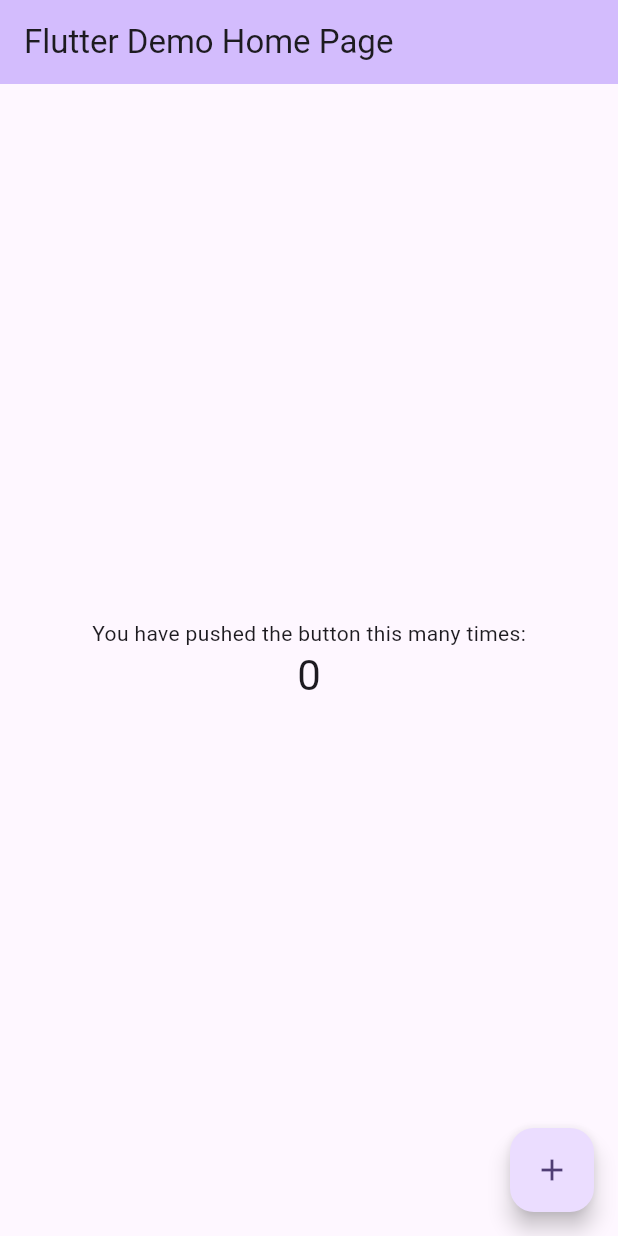
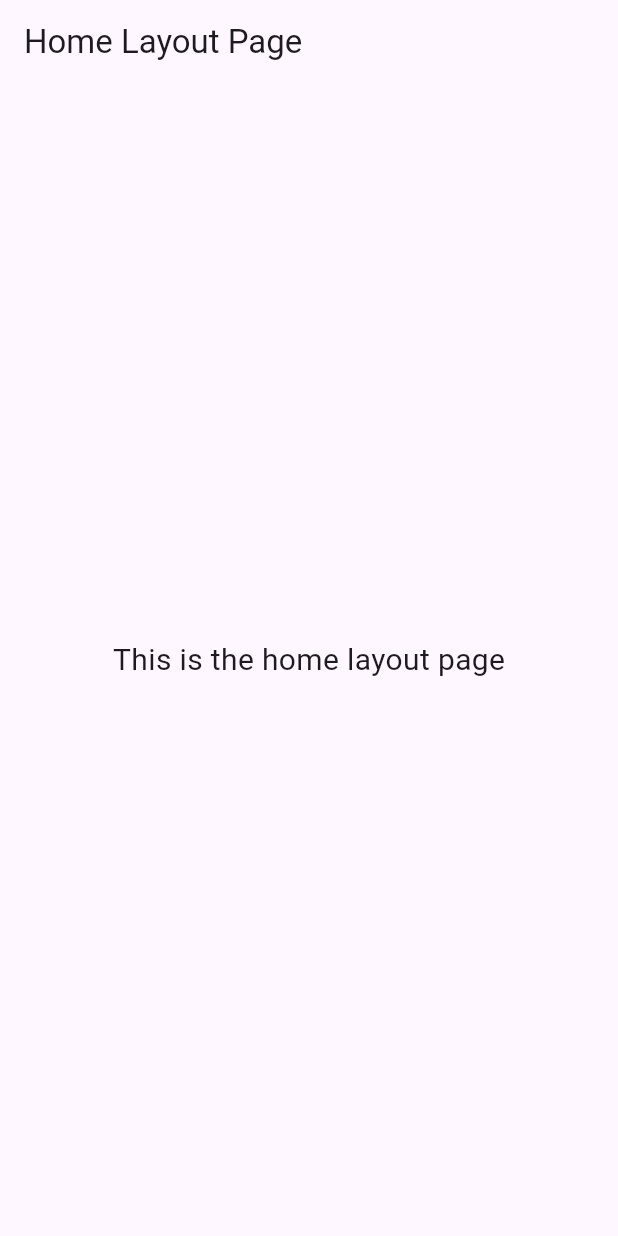
Before and after one commit to Universityprojects1/swe_medical, a Flutter app: the screen it shows after launch, on a phone screen of 412 x 824 dp. Run offline on Flutter 3.47's test engine with Material 3 defaults, Android fonts, the phone set to English and light mode, and no system bars; our stand-ins replace dio, dropdown_button2, firebase_core, flutter_bloc, flutter_easyloading, flutter_secure_storage and 5 more; accounts and stored records are empty.

Commit message:
- add some color - add all assets for navBar - refactor main and make the routs to go_router - add home_layout Page

```diff
--- a/lib/config/routes/routes.dart
+++ b/lib/config/routes/routes.dart
@@ -1,19 +1,14 @@
-
 import 'package:flutter_bloc/flutter_bloc.dart';
 import 'package:go_router/go_router.dart';
-
-
-
-
+import 'package:swe_medical/features/home_layout_feature/presentation/pages/home_layout_page.dart';
 
 class AppRoute {
-  static const login = '/login';
+  static const homeLayout = '/';
   static final router = GoRouter(
     routes: [
-      // GoRoute(
-      //   path: login,
-      //   builder: (context, state) => const LoginPage(), // هنا يتم تعريف صفحة تسجيل الدخول
-      // ),
+      GoRoute(
+          path: homeLayout,
+          builder: (context, state) => const HomeLayoutPage()),
     ],
   );
 }
--- a/lib/core/utils/app_color.dart
+++ b/lib/core/utils/app_color.dart
@@ -2,7 +2,10 @@
 import 'package:flutter/material.dart';
 
 abstract class AppColor{
-  static const Color authColor= Color(0xff4718AD);
-  static const Color authColorButton= Color(0xff8658E8);
+  static const Color primaryColor= Color(0xff1fd4d8);
+  static const Color whiteColor= Color(0xffffffff);
+  static const Color blackColor= Color(0xff000000);
+  static const Color NavBarColor= Color(0xffe9f6fe);
+
 
 }
--- /dev/null
+++ b/lib/features/home_layout_feature/presentation/pages/home_layout_page.dart
@@ -0,0 +1,20 @@
+import 'package:flutter/material.dart';
+
+class HomeLayoutPage extends StatelessWidget {
+  const HomeLayoutPage({super.key});
+
+  @override
+  Widget build(BuildContext context) {
+    return Scaffold(
+      appBar: AppBar(
+        title: const Text('Home Layout Page'),
+      ),
+      body: const Center(
+        child: Text(
+          'This is the home layout page',
+          style: TextStyle(fontSize: 20),
+        ),
+      ),
+    );
+  }
+}
--- a/lib/main.dart
+++ b/lib/main.dart
@@ -1,5 +1,6 @@
 import 'package:firebase_core/firebase_core.dart';
 import 'package:flutter/material.dart';
+import 'package:swe_medical/config/routes/routes.dart';
 
 import 'core/di/service_locator.dart';
 import 'firebase_options.dart';
@@ -19,116 +20,14 @@ class MyApp extends StatelessWidget {
   // This widget is the root of your application.
   @override
   Widget build(BuildContext context) {
-    return MaterialApp(
+    return MaterialApp.router(
       title: 'Flutter Demo',
+       debugShowCheckedModeBanner: false,
       theme: ThemeData(
-        // This is the theme of your application.
-        //
-        // TRY THIS: Try running your application with "flutter run". You'll see
-        // the application has a purple toolbar. Then, without quitting the app,
-        // try changing the seedColor in the colorScheme below to Colors.green
-        // and then invoke "hot reload" (save your changes or press the "hot
-        // reload" button in a Flutter-supported IDE, or press "r" if you used
-        // the command line to start the app).
-        //
-        // Notice that the counter didn't reset back to zero; the application
-        // state is not lost during the reload. To reset the state, use hot
-        // restart instead.
-        //
-        // This works for code too, not just values: Most code changes can be
-        // tested with just a hot reload.
         colorScheme: ColorScheme.fromSeed(seedColor: Colors.deepPurple),
         useMaterial3: true,
       ),
-      home: const MyHomePage(title: 'Flutter Demo Home Page'),
+      routerConfig: AppRoute.router,
     );
   }
 }
-
-class MyHomePage extends StatefulWidget {
-  const MyHomePage({super.key, required this.title});
-
-  // This widget is the home page of your application. It is stateful, meaning
-  // that it has a State object (defined below) that contains fields that affect
-  // how it looks.
-
-  // This class is the configuration for the state. It holds the values (in this
-  // case the title) provided by the parent (in this case the App widget) and
-  // used by the build method of the State. Fields in a Widget subclass are
-  // always marked "final".
-
-  final String title;
-
-  @override
-  State<MyHomePage> createState() => _MyHomePageState();
-}
-
-class _MyHomePageState extends State<MyHomePage> {
-  int _counter = 0;
-
-  void _incrementCounter() {
-    setState(() {
-      // This call to setState tells the Flutter framework that something has
-      // changed in this State, which causes it to rerun the build method below
-      // so that the display can reflect the updated values. If we changed
-      // _counter without calling setState(), then the build method would not be
-      // called again, and so nothing would appear to happen.
-      _counter++;
-    });
-  }
-
-  @override
-  Widget build(BuildContext context) {
-    // This method is rerun every time setState is called, for instance as done
-    // by the _incrementCounter method above.
-    //
-    // The Flutter framework has been optimized to make rerunning build methods
-    // fast, so that you can just rebuild anything that needs updating rather
-    // than having to individually change instances of widgets.
-    return Scaffold(
-      appBar: AppBar(
-        // TRY THIS: Try changing the color here to a specific color (to
-        // Colors.amber, perhaps?) and trigger a hot reload to see the AppBar
-        // change color while the other colors stay the same.
-        backgroundColor: Theme.of(context).colorScheme.inversePrimary,
-        // Here we take the value from the MyHomePage object that was created by
-        // the App.build method, and use it to set our appbar title.
-        title: Text(widget.title),
-      ),
-      body: Center(
-        // Center is a layout widget. It takes a single child and positions it
-        // in the middle of the parent.
-        child: Column(
-          // Column is also a layout widget. It takes a list of children and
-          // arranges them vertically. By default, it sizes itself to fit its
-          // children horizontally, and tries to be as tall as its parent.
-          //
-          // Column has various properties to control how it sizes itself and
-          // how it positions its children. Here we use mainAxisAlignment to
-          // center the children vertically; the main axis here is the vertical
-          // axis because Columns are vertical (the cross axis would be
-          // horizontal).
-          //
-          // TRY THIS: Invoke "debug painting" (choose the "Toggle Debug Paint"
-          // action in the IDE, or press "p" in the console), to see the
-          // wireframe for each widget.
-          mainAxisAlignment: MainAxisAlignment.center,
-          children: <Widget>[
-            const Text(
-              'You have pushed the button this many times:',
-            ),
-            Text(
-              '$_counter',
-              style: Theme.of(context).textTheme.headlineMedium,
-            ),
-          ],
-        ),
-      ),
-      floatingActionButton: FloatingActionButton(
-        onPressed: _incrementCounter,
-        tooltip: 'Increment',
-        child: const Icon(Icons.add),
-      ), // This trailing comma makes auto-formatting nicer for build methods.
-    );
-  }
-}
--- a/pubspec.yaml
+++ b/pubspec.yaml
@@ -126,3 +126,5 @@ flutter:
   #
   # For details regarding fonts from package dependencies,
   # see https://flutter.dev/to/font-from-package
+  assets:
+    - assets/images/
```
Also changed, not shown: assets/images/Booking.svg (added), assets/images/Home.svg (added), assets/images/Messages.svg (added), assets/images/User_Profile.svg (added), lib/generated/assets.dart (added).
